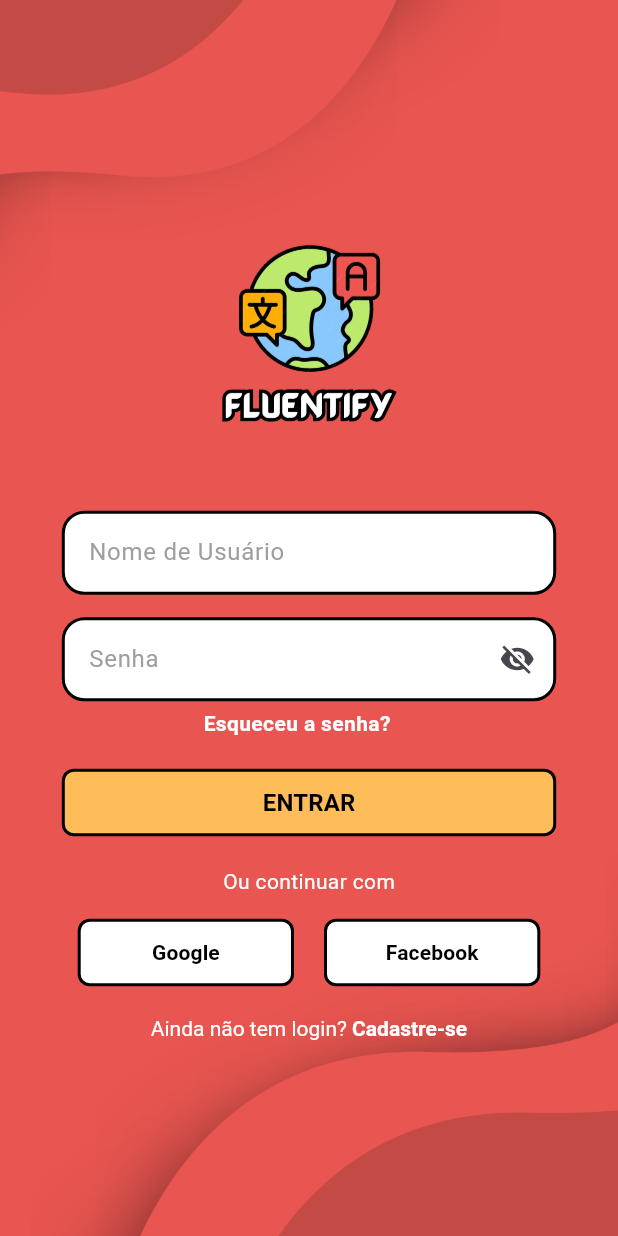
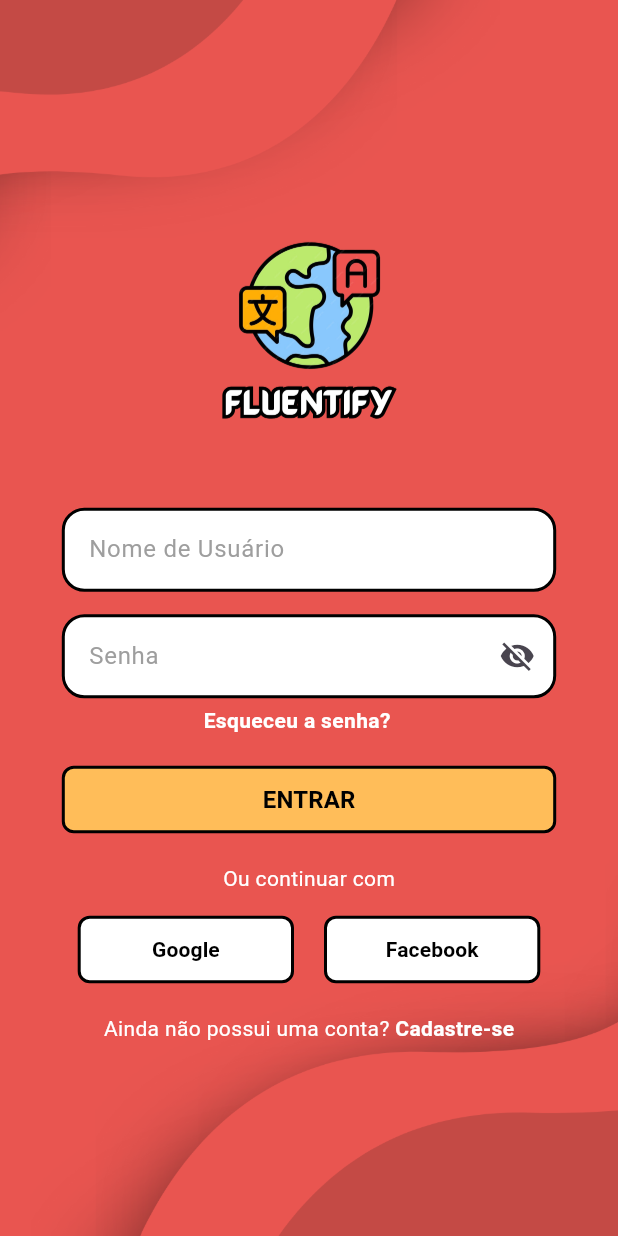
Before and after one commit to eduspds/App-Idiomas, a Flutter app: the screen it shows after launch, on a phone screen of 412 x 824 dp. Run offline on Flutter 3.47's test engine with Material 3 defaults, Android fonts, the light colour scheme and no system bars; our stand-ins replace firebase_auth, firebase_core; accounts and stored records are empty.

Commit message:
Botões cursos clicavel / tela cadastro / tela_login

```diff
--- a/lib/tela_login.dart
+++ b/lib/tela_login.dart
@@ -177,27 +177,33 @@ class _LoginScreenState extends State<LoginScreen> {
                     ],
                   ),
                   const SizedBox(height: 20),
-                  GestureDetector(
-                    onTap: () {
-                      Navigator.pushNamed(context, '/signup');
-                    },
-                    child: RichText(
-                      text: const TextSpan(
-                        text: 'Ainda não tem login? ',
+                  Row(
+                    mainAxisAlignment: MainAxisAlignment.center,
+                    crossAxisAlignment: CrossAxisAlignment.center,
+                    children: [
+                      const Text(
+                        'Ainda não possui uma conta? ',
                         style: TextStyle(
                           color: Colors.white,
-                          fontSize: 14,
                         ),
-                        children: [
-                          TextSpan(
-                            text: 'Cadastre-se',
+                      ),
+                      MouseRegion(
+                        cursor: SystemMouseCursors.click,
+                        child: GestureDetector(
+                          onTap: () {
+                            Navigator.pushNamed(context, '/signup');
+                          },
+                          child: const Text(
+                            'Cadastre-se',
                             style: TextStyle(
+                              color: Colors.white,
                               fontWeight: FontWeight.bold,
+                              fontSize: 14,
                             ),
                           ),
-                        ],
+                        ),
                       ),
-                    ),
+                    ],
                   ),
                 ],
               ),
```
Also changed, not shown: lib/tela_cadastro.dart (+19 -13 lines).
